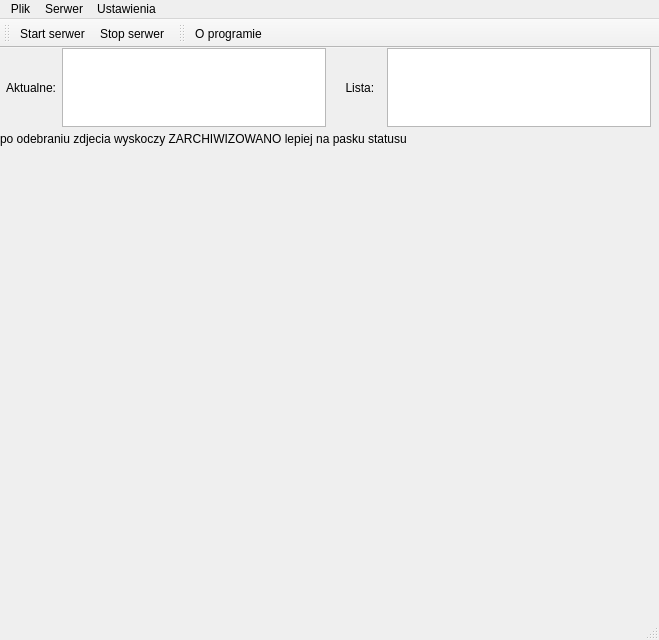
This is ServerApplication/src/libs/ui/mainwindow.ui in militia11/in as Qt 5 draws it before an edit. The edited form follows.
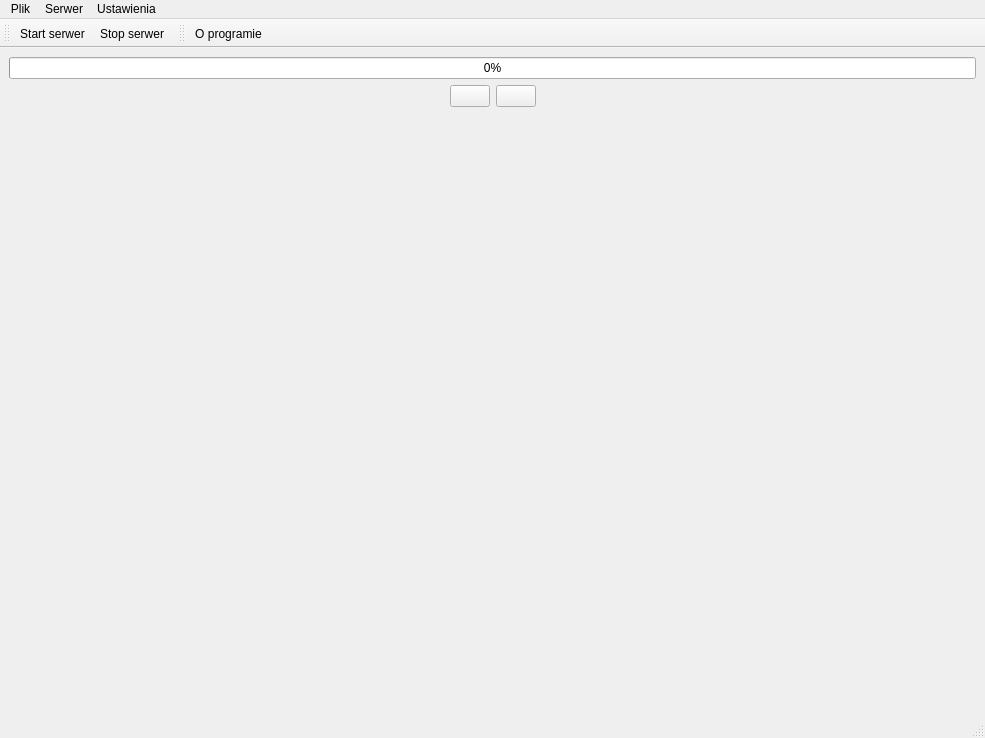
This is the edited form.

Patch:
```diff
--- a/ServerApplication/src/libs/ui/mainwindow.ui
+++ b/ServerApplication/src/libs/ui/mainwindow.ui
@@ -6,25 +6,72 @@
    <rect>
     <x>0</x>
     <y>0</y>
-    <width>659</width>
-    <height>640</height>
+    <width>985</width>
+    <height>738</height>
    </rect>
   </property>
   <property name="windowTitle">
    <string>Android Photos Archive</string>
   </property>
   <widget class="QWidget" name="mentralwidget">
+   <layout class="QVBoxLayout" name="verticalLayout_2">
+    <item>
+     <widget class="QProgressBar" name="mProgressBar">
+      <property name="value">
+       <number>0</number>
+      </property>
+     </widget>
+    </item>
+    <item>
+     <layout class="QHBoxLayout" name="horizontalLayout">
+      <item>
+       <spacer name="horizontalSpacer">
+        <property name="orientation">
+         <enum>Qt::Horizontal</enum>
+        </property>
+        <property name="sizeHint" stdset="0">
+         <size>
+          <width>40</width>
+          <height>20</height>
+         </size>
+        </property>
+       </spacer>
+      </item>
+      <item>
+       <widget class="QPushButton" name="mPushButtonPrevious">
+        <property name="text">
+         <string/>
+        </property>
+       </widget>
+      </item>
+      <item>
+       <widget class="QPushButton" name="mPushButtonNext">
+        <property name="text">
+         <string/>
+        </property>
+       </widget>
+      </item>
+      <item>
+       <spacer name="horizontalSpacer_2">
+        <property name="orientation">
+         <enum>Qt::Horizontal</enum>
+        </property>
+        <property name="sizeHint" stdset="0">
+         <size>
+          <width>40</width>
+          <height>20</height>
+         </size>
+        </property>
+       </spacer>
+      </item>
+     </layout>
+    </item>
+    <item>
+     <layout class="QVBoxLayout" name="verticalLayout">
+      <item>
    <widget class="QLabel" name="mImageLabel">
-    <property name="geometry">
-     <rect>
-      <x>10</x>
-      <y>100</y>
-      <width>641</width>
-      <height>451</height>
-     </rect>
-    </property>
     <property name="sizePolicy">
-     <sizepolicy hsizetype="Maximum" vsizetype="Maximum">
+         <sizepolicy hsizetype="Expanding" vsizetype="Expanding">
       <horstretch>0</horstretch>
       <verstretch>0</verstretch>
      </sizepolicy>
@@ -36,66 +83,18 @@
      <bool>true</bool>
     </property>
    </widget>
-   <widget class="QWidget" name="horizontalLayoutWidget_2">
-    <property name="geometry">
-     <rect>
-      <x>0</x>
-      <y>0</y>
-      <width>651</width>
-      <height>79</height>
-     </rect>
-    </property>
-    <layout class="QHBoxLayout" name="horizontalLayout_2">
-     <item>
-      <widget class="QLabel" name="label_2">
-       <property name="text">
-        <string>  Aktualne:</string>
-       </property>
-      </widget>
-     </item>
-     <item>
-      <layout class="QHBoxLayout" name="horizontalLayout">
-       <item>
-        <widget class="QListWidget" name="mListWidget"/>
-       </item>
-       <item>
-        <widget class="QLabel" name="label">
-         <property name="text">
-          <string>    Lista:  </string>
-         </property>
-         <property name="alignment">
-          <set>Qt::AlignCenter</set>
-         </property>
-        </widget>
-       </item>
-       <item>
-        <widget class="QTextEdit" name="mTextEdit"/>
-       </item>
+      </item>
       </layout>
      </item>
     </layout>
-   </widget>
-   <widget class="QLabel" name="label_3">
-    <property name="geometry">
-     <rect>
-      <x>0</x>
-      <y>80</y>
-      <width>571</width>
-      <height>21</height>
-     </rect>
-    </property>
-    <property name="text">
-     <string>po odebraniu zdjecia wyskoczy ZARCHIWIZOWANO lepiej na pasku statusu</string>
-    </property>
-   </widget>
   </widget>
   <widget class="QMenuBar" name="mMenubar">
    <property name="geometry">
     <rect>
      <x>0</x>
      <y>0</y>
-     <width>659</width>
-     <height>27</height>
+     <width>985</width>
+     <height>25</height>
     </rect>
    </property>
    <widget class="QMenu" name="menuPlik">
```
Lines whose indentation alone changed are shown as unchanged.
